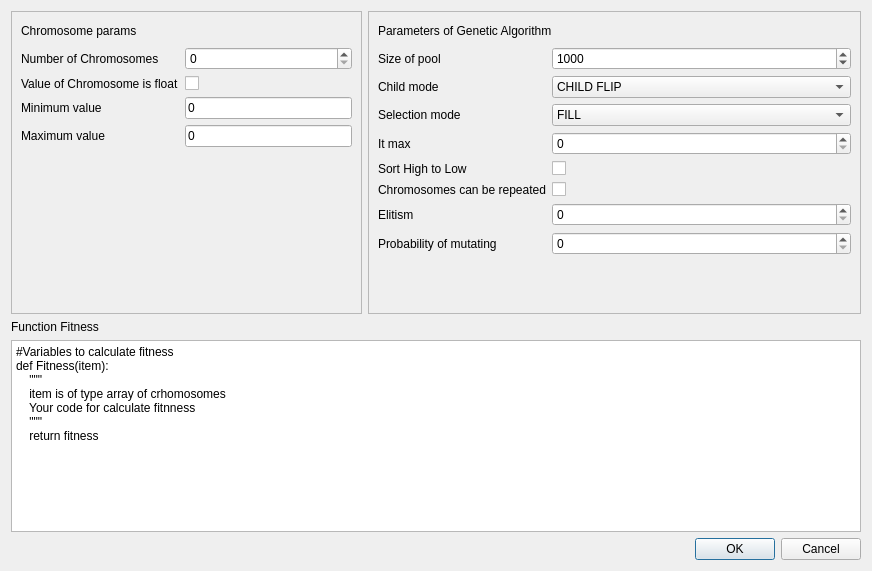
Above: GeneticAlgorithm/GeneticAlgorithm_gui/gui.ui from ibarbech/GeneticAlgorithmLibraryPython before the change. Below: the same form after it.
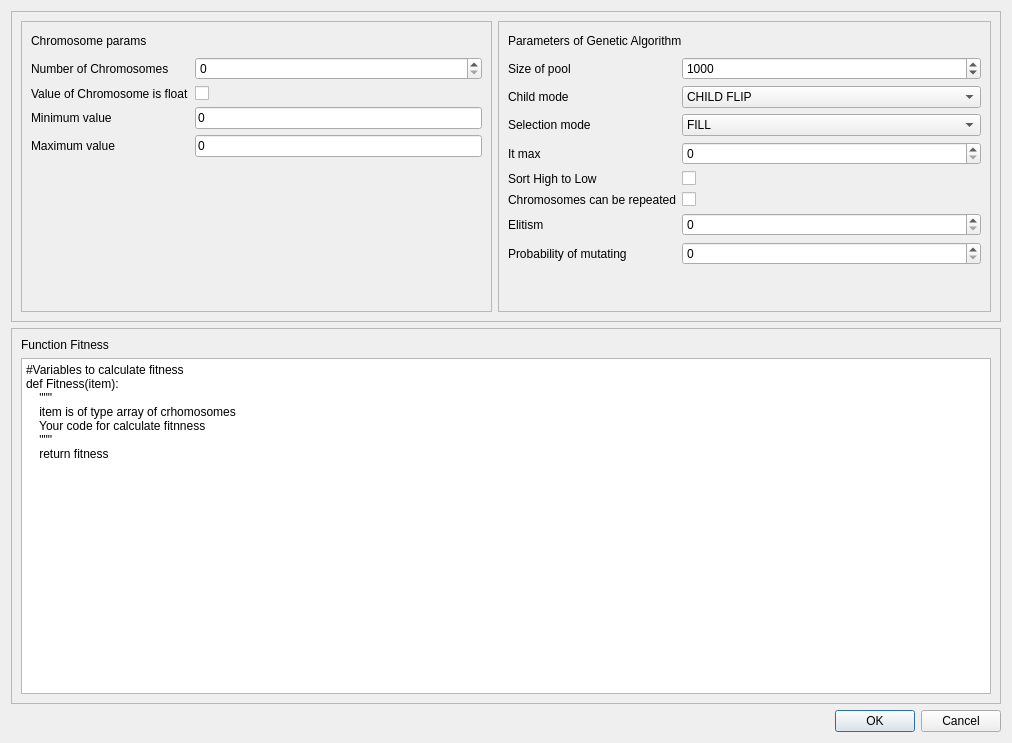
That is the form after the change.

Commit message: Added install dependenc, update setattr with class GeneticAlgorithm_attr_t and update gui library

Diff of the .ui file:
```diff
--- a/GeneticAlgorithm/GeneticAlgorithm_gui/gui.ui
+++ b/GeneticAlgorithm/GeneticAlgorithm_gui/gui.ui
@@ -6,8 +6,8 @@
    <rect>
     <x>0</x>
     <y>0</y>
-    <width>872</width>
-    <height>571</height>
+    <width>1012</width>
+    <height>743</height>
    </rect>
   </property>
   <property name="windowTitle">
@@ -15,7 +15,20 @@
   </property>
   <layout class="QVBoxLayout" name="verticalLayout">
    <item>
-    <layout class="QHBoxLayout" name="horizontalLayout">
+    <widget class="QFrame" name="frame_4">
+     <property name="maximumSize">
+      <size>
+       <width>16777215</width>
+       <height>311</height>
+      </size>
+     </property>
+     <property name="frameShape">
+      <enum>QFrame::StyledPanel</enum>
+     </property>
+     <property name="frameShadow">
+      <enum>QFrame::Raised</enum>
+     </property>
+     <layout class="QHBoxLayout" name="horizontalLayout_2">
      <item>
       <widget class="QFrame" name="frame_2">
        <property name="sizePolicy">
@@ -57,7 +70,11 @@
            </widget>
           </item>
           <item row="0" column="1">
-           <widget class="QSpinBox" name="N_Chrom"/>
+            <widget class="QSpinBox" name="N_Chrom">
+             <property name="maximum">
+              <number>9999999</number>
+             </property>
+            </widget>
           </item>
           <item row="1" column="0">
            <widget class="QLabel" name="label_5">
@@ -290,9 +307,28 @@
       </widget>
      </item>
     </layout>
+     <zorder></zorder>
+     <zorder>frame_2</zorder>
+     <zorder>frame</zorder>
+    </widget>
    </item>
+   <item>
+    <widget class="QFrame" name="frame_3">
+     <property name="frameShape">
+      <enum>QFrame::StyledPanel</enum>
+     </property>
+     <property name="frameShadow">
+      <enum>QFrame::Raised</enum>
+     </property>
+     <layout class="QVBoxLayout" name="verticalLayout_4">
    <item>
     <widget class="QLabel" name="label_15">
+        <property name="maximumSize">
+         <size>
+          <width>16777215</width>
+          <height>15</height>
+         </size>
+        </property>
      <property name="text">
       <string>Function Fitness</string>
      </property>
@@ -301,11 +337,17 @@
    <item>
     <widget class="QPlainTextEdit" name="Funt_Fitness">
      <property name="sizePolicy">
-      <sizepolicy hsizetype="Expanding" vsizetype="Maximum">
+         <sizepolicy hsizetype="Expanding" vsizetype="Expanding">
        <horstretch>0</horstretch>
        <verstretch>0</verstretch>
       </sizepolicy>
      </property>
+        <property name="minimumSize">
+         <size>
+          <width>0</width>
+          <height>300</height>
+         </size>
+        </property>
      <property name="plainText">
       <string>#Variables to calculate fitness
 def Fitness(item):
@@ -315,6 +357,9 @@
     &quot;&quot;&quot;
     return fitness</string>
      </property>
+       </widget>
+      </item>
+     </layout>
     </widget>
    </item>
    <item>
```
Lines whose indentation alone changed are shown as unchanged. The commit also changes 6 other files.
